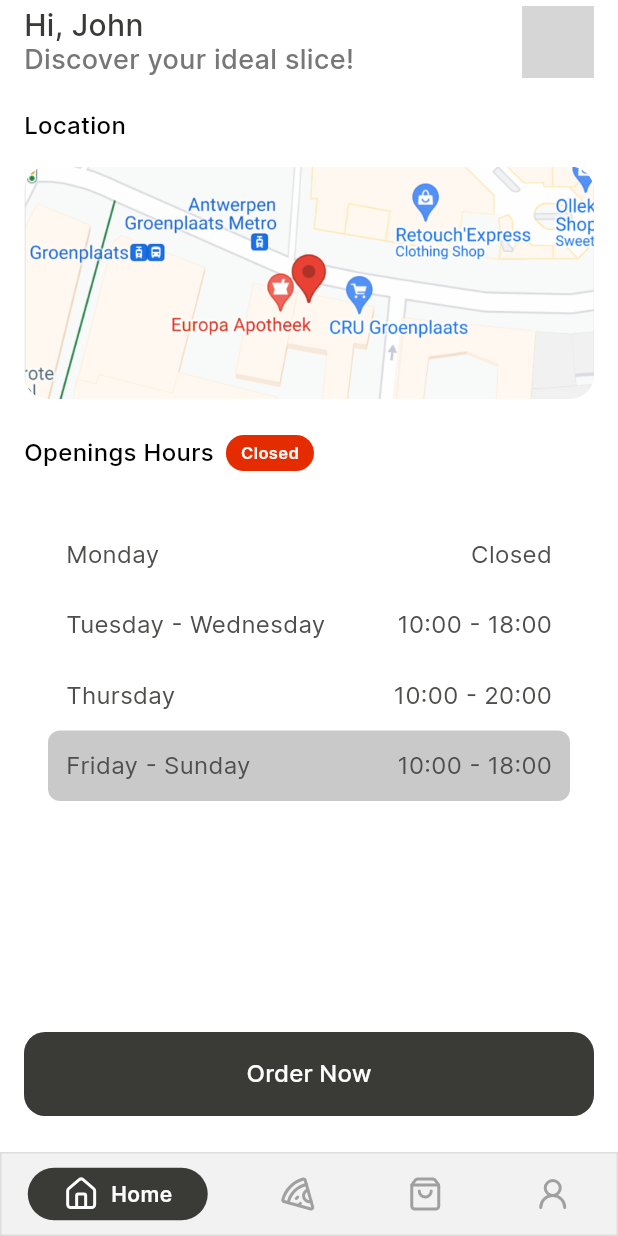
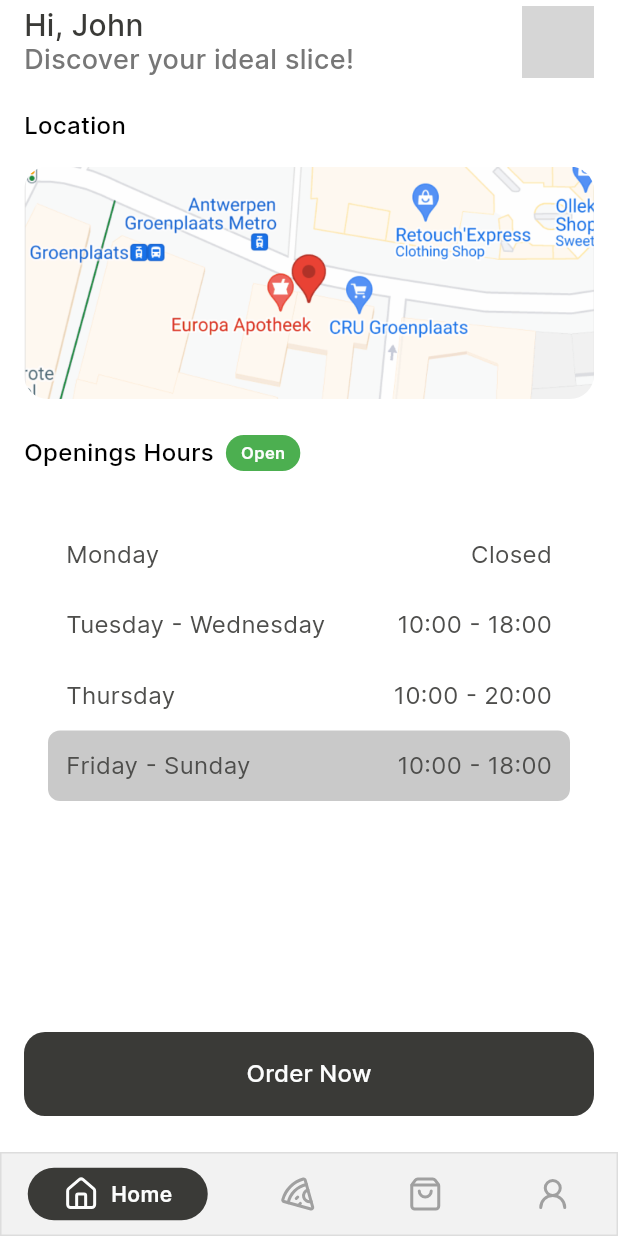
Before and after one commit to Jinlei2000/pizza-ar-flutter-2023, a Flutter app: the screen it shows after launch, on a phone screen of 412 x 824 dp. Run offline on Flutter 3.47's test engine with Material 3 defaults, Android fonts, the light colour scheme and no system bars; drawn by our look-alikes of persistent_bottom_nav_bar; our stand-ins replace flutter_svg, lucide_icons; network calls fail; grey boxes are pictures that could not be loaded.

Commit message:
feat: finised

```diff
--- a/lib/screens/tabs/home.dart
+++ b/lib/screens/tabs/home.dart
@@ -6,6 +6,7 @@ import 'package:bitz/utils/colors.dart';
 import 'package:flutter/material.dart';
 import 'package:provider/provider.dart';
 import 'package:intl/intl.dart';
+import 'dart:async';
 
 class HomePage extends StatelessWidget {
   const HomePage({
@@ -76,6 +77,73 @@ class HomePage extends StatelessWidget {
   }
 
   Container _body() {
+    List<Map<String, dynamic>> schedule = [
+      {
+        'day': 'Monday',
+        'hours': 'Closed',
+        'days': ['Monday']
+      },
+      {
+        'day': 'Tuesday - Wednesday',
+        'hours': '10:00 - 18:00',
+        'days': ['Tuesday', 'Wednesday']
+      },
+      {
+        'day': 'Thursday',
+        'hours': '10:00 - 20:00',
+        'days': ['Thursday']
+      },
+      {
+        'day': 'Friday - Sunday',
+        'hours': '10:00 - 18:00',
+        'days': ['Friday', 'Saturday', 'Sunday']
+      },
+    ];
+
+    bool isOpen = false;
+    DateTime currentDate = DateTime.now();
+
+    void setStoreStatus() {
+      for (var daySchedule in schedule) {
+        List<String> days = daySchedule['days'] ?? [];
+        String openingHours = daySchedule['hours'] ?? 'Closed';
+
+        // Check if today is one of the scheduled days
+        if (days.contains(DateFormat('EEEE').format(currentDate))) {
+          // Check if the store is open based on the opening hours
+          if (openingHours == 'Closed') {
+            isOpen = false;
+          } else {
+            // Check if the current time is within the opening hours
+            int currentTime = int.parse(DateFormat('kkmm').format(currentDate));
+            List<String> openingHoursSplit = openingHours.split(' - ');
+            int openingTime =
+                int.parse(openingHoursSplit[0].replaceAll(':', ''));
+            int closingTime =
+                int.parse(openingHoursSplit[1].replaceAll(':', ''));
+
+            isOpen = currentTime >= openingTime && currentTime <= closingTime;
+          }
+
+          break;
+        }
+      }
+    }
+
+    void checkStoreStatus() {
+      Timer.periodic(const Duration(minutes: 1), (Timer timer) {
+        // Perform the logic to check the store status here
+        // Update the 'isOpen' variable based on the current day and time
+
+        currentDate = DateTime.now();
+        setStoreStatus();
+      });
+    }
+
+    // Call this function to start the periodic checks
+    setStoreStatus();
+    checkStoreStatus();
+
     return Container(
       padding: const EdgeInsets.only(left: 16, right: 16, top: 16),
       child: Column(
@@ -125,12 +193,12 @@ class HomePage extends StatelessWidget {
                     padding:
                         const EdgeInsets.symmetric(horizontal: 10, vertical: 4),
                     decoration: BoxDecoration(
-                      color: MyColors.red,
+                      color: isOpen ? Colors.green : MyColors.red,
                       borderRadius: BorderRadius.circular(16),
                     ),
-                    child: const Text(
-                      'Closed',
-                      style: TextStyle(
+                    child: Text(
+                      isOpen ? 'Open' : 'Closed',
+                      style: const TextStyle(
                         fontSize: 11,
                         fontWeight: FontWeight.w600,
                         color: MyColors.tagText,
@@ -140,7 +208,10 @@ class HomePage extends StatelessWidget {
                 ],
               ),
               const SizedBox(height: 16),
-              _cardWithDays(),
+              _cardWithDays(
+                schedule: schedule,
+                currentDate: currentDate,
+              ),
             ],
           ),
         ],
@@ -148,32 +219,9 @@ class HomePage extends StatelessWidget {
     );
   }
 
-  Container _cardWithDays() {
-    DateTime currentDate = DateTime.now();
-
-    List<Map<String, dynamic>> schedule = [
-      {
-        'day': 'Monday',
-        'hours': 'Closed',
-        'days': ['Monday']
-      },
-      {
-        'day': 'Tuesday - Wednesday',
-        'hours': '10:00 - 18:00',
-        'days': ['Tuesday', 'Wednesday']
-      },
-      {
-        'day': 'Thursday',
-        'hours': '10:00 - 20:00',
-        'days': ['Thursday']
-      },
-      {
-        'day': 'Friday - Sunday',
-        'hours': '10:00 - 18:00',
-        'days': ['Friday', 'Saturday', 'Sunday']
-      },
-    ];
-
+  Container _cardWithDays(
+      {required List<Map<String, dynamic>> schedule,
+      required DateTime currentDate}) {
     return Container(
       padding: const EdgeInsets.all(16),
       decoration: BoxDecoration(
```
